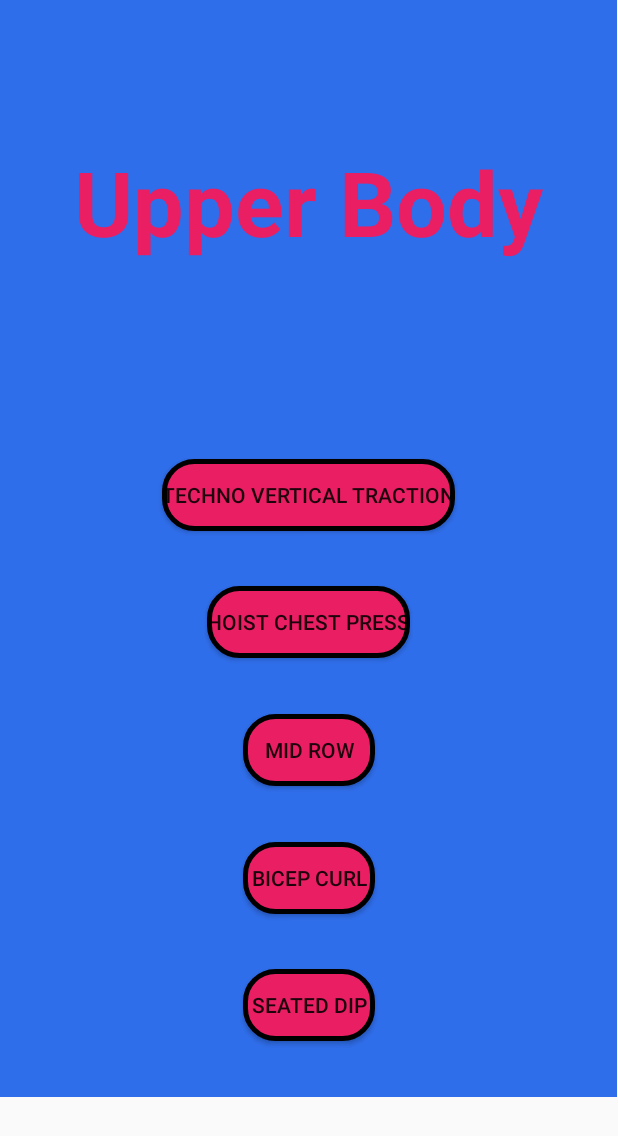
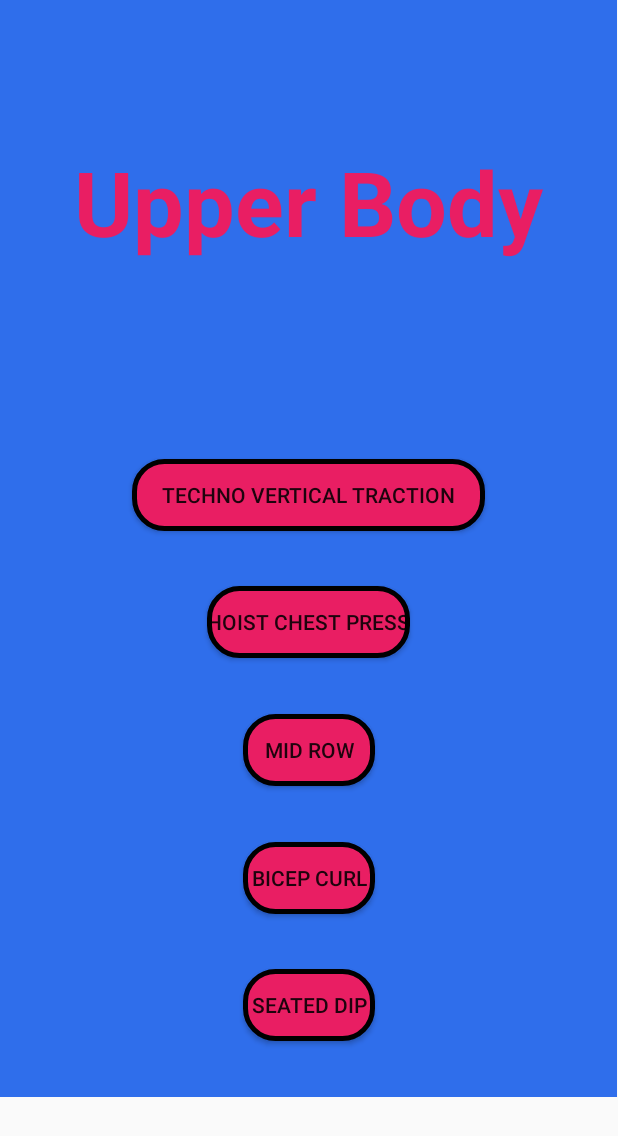
Before and after one commit to jpdcands/NavDemoPic_XML, an Android app: the UpperBody screen opened through its navigation route, on a phone screen of 412 x 824 dp. Shown: the top 1136 px of the screen. Run offline under Robolectric (Android 15) with nearby library versions, the phone set to English and light mode, and no system bars.

Commit message:
Before navigation

```diff
--- a/app/src/main/res/layout/fragment_techno_vertical_traction.xml
+++ b/app/src/main/res/layout/fragment_techno_vertical_traction.xml
@@ -5,7 +5,7 @@
     xmlns:tools="http://schemas.android.com/tools"
     android:layout_width="match_parent"
     android:layout_height="match_parent"
-    tools:context=".TechnoVerticalTraction">
+    tools:context=".TechnoVerticalTractionFragment">
 
 
     <TextView
--- a/app/src/main/res/layout/fragment_upper_body.xml
+++ b/app/src/main/res/layout/fragment_upper_body.xml
@@ -27,6 +27,8 @@
         android:layout_height="wrap_content"
         android:background="@drawable/rounded_button"
         android:text="@string/vertical_traction"
+        android:paddingStart="20dp"
+        android:paddingEnd="20dp"
         app:layout_constraintBottom_toTopOf="@+id/chest_press"
         app:layout_constraintEnd_toEndOf="parent"
         app:layout_constraintHorizontal_bias="0.5"
```
